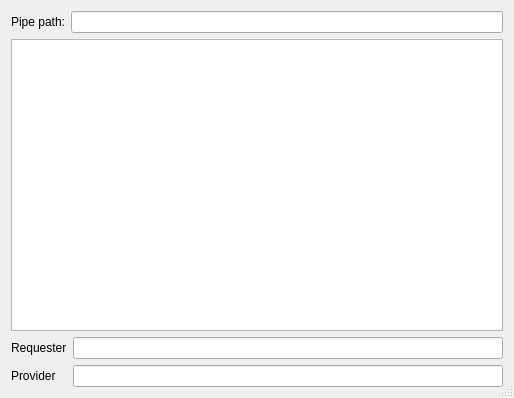
First picture: the form in TermWindow.ui, repository micwik/ArnBrowser, before the edit.
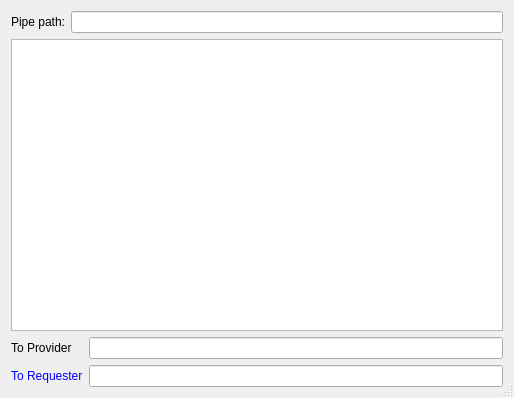
Second picture: the form after the edit.

Commit message: Pipe close, ends terminal session + gui improvements

The edit to the form file:
```diff
--- a/TermWindow.ui
+++ b/TermWindow.ui
@@ -48,7 +48,7 @@
      <item row="0" column="0">
       <widget class="QLabel" name="lineLabelRq">
        <property name="text">
-        <string>Requester</string>
+        <string>To Provider</string>
        </property>
        <property name="buddy">
         <cstring>lineEditRq</cstring>
@@ -60,8 +60,72 @@
      </item>
      <item row="1" column="0">
       <widget class="QLabel" name="lineLabelPv">
+       <property name="palette">
+        <palette>
+         <active>
+          <colorrole role="WindowText">
+           <brush brushstyle="SolidPattern">
+            <color alpha="255">
+             <red>0</red>
+             <green>0</green>
+             <blue>255</blue>
+            </color>
+           </brush>
+          </colorrole>
+          <colorrole role="Text">
+           <brush brushstyle="SolidPattern">
+            <color alpha="255">
+             <red>0</red>
+             <green>0</green>
+             <blue>255</blue>
+            </color>
+           </brush>
+          </colorrole>
+         </active>
+         <inactive>
+          <colorrole role="WindowText">
+           <brush brushstyle="SolidPattern">
+            <color alpha="255">
+             <red>0</red>
+             <green>0</green>
+             <blue>255</blue>
+            </color>
+           </brush>
+          </colorrole>
+          <colorrole role="Text">
+           <brush brushstyle="SolidPattern">
+            <color alpha="255">
+             <red>0</red>
+             <green>0</green>
+             <blue>255</blue>
+            </color>
+           </brush>
+          </colorrole>
+         </inactive>
+         <disabled>
+          <colorrole role="WindowText">
+           <brush brushstyle="SolidPattern">
+            <color alpha="255">
+             <red>126</red>
+             <green>125</green>
+             <blue>124</blue>
+            </color>
+           </brush>
+          </colorrole>
+          <colorrole role="Text">
+           <brush brushstyle="SolidPattern">
+            <color alpha="255">
+             <red>126</red>
+             <green>125</green>
+             <blue>124</blue>
+            </color>
+           </brush>
+          </colorrole>
+         </disabled>
+        </palette>
+       </property>
        <property name="text">
-        <string>Provider</string>
+        <string>To Requester</string>
        </property>
        <property name="buddy">
         <cstring>lineEditPv</cstring>
```
The commit also changes 1 other file.
